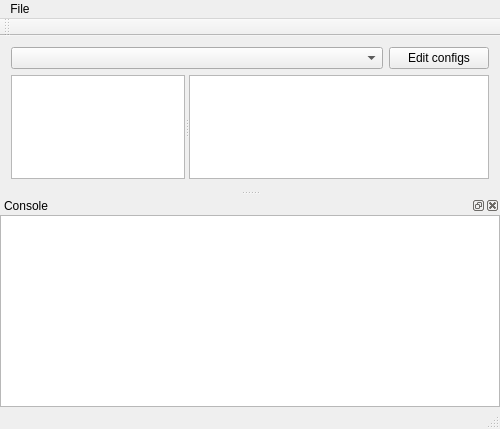
Above: src/mainwindow.ui from Winded/VPKViewer before the change. Below: the same form after it.
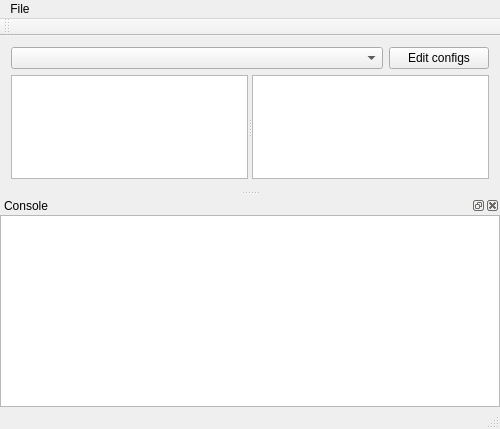
That is the form after the change.

Commit message: Changing to model based views

```diff
--- a/src/mainwindow.ui
+++ b/src/mainwindow.ui
@@ -77,57 +77,12 @@
       <property name="orientation">
        <enum>Qt::Horizontal</enum>
       </property>
-      <widget class="QTreeWidget" name="folderTreeWidget">
-       <property name="sizePolicy">
-        <sizepolicy hsizetype="Expanding" vsizetype="Expanding">
-         <horstretch>0</horstretch>
-         <verstretch>0</verstretch>
-        </sizepolicy>
-       </property>
-       <property name="minimumSize">
-        <size>
-         <width>50</width>
-         <height>0</height>
-        </size>
-       </property>
-       <property name="maximumSize">
-        <size>
-         <width>16777215</width>
-         <height>16777215</height>
-        </size>
-       </property>
-       <property name="baseSize">
-        <size>
-         <width>0</width>
-         <height>0</height>
-        </size>
-       </property>
+      <widget class="QTreeView" name="dirTree">
        <attribute name="headerVisible">
         <bool>false</bool>
        </attribute>
-       <attribute name="headerDefaultSectionSize">
-        <number>500</number>
-       </attribute>
-       <attribute name="headerMinimumSectionSize">
-        <number>100</number>
-       </attribute>
-       <attribute name="headerStretchLastSection">
-        <bool>true</bool>
-       </attribute>
-       <column>
-        <property name="text">
-         <string notr="true">1</string>
-        </property>
-       </column>
       </widget>
-      <widget class="QListWidget" name="fileListWidget">
-       <property name="minimumSize">
-        <size>
-         <width>300</width>
-         <height>0</height>
-        </size>
-       </property>
-      </widget>
+      <widget class="QListView" name="fileList"/>
      </widget>
     </item>
    </layout>
```
The commit also changes 9 other files.
